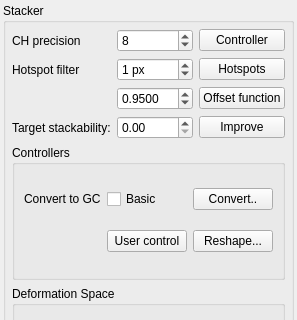
HonghuaLi/stacker, file Stacker/StackerWidget.ui: the form before one commit; both pictures show x 0 to 297 and y 0 to 320 of the 297 by 574 pixel window.
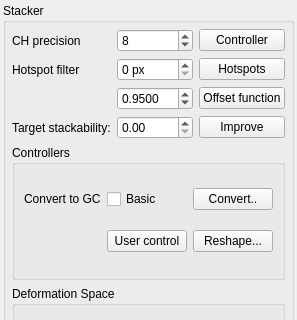
The form after the commit.

Patch:
```diff
--- a/Stacker/StackerWidget.ui
+++ b/Stacker/StackerWidget.ui
@@ -145,7 +145,7 @@
          <number>50</number>
         </property>
         <property name="value">
-         <number>1</number>
+         <number>0</number>
         </property>
        </widget>
       </item>
```
